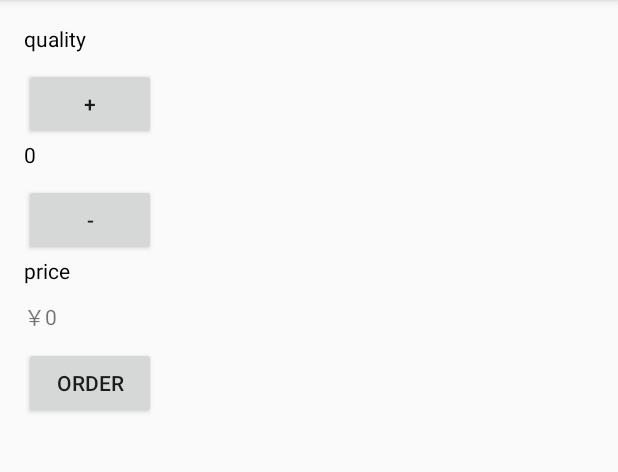
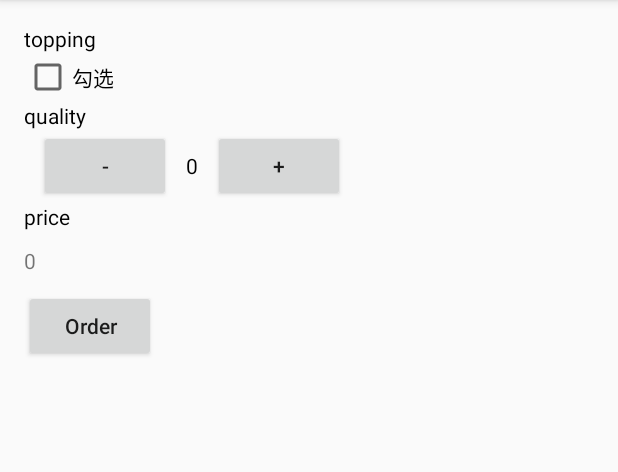
Before and after one commit to Dwti/demos, an Android app: the screen it shows after launch (MainActivity), on a phone screen of 412 x 824 dp, the part 84-556 px from its top. Run offline under Robolectric (Android 15) with nearby library versions, the phone set to English and light mode, and no system bars.

Commit message:
添加了一个复选框

```diff
--- a/JustJava/app/src/main/res/layout/activity_main.xml
+++ b/JustJava/app/src/main/res/layout/activity_main.xml
@@ -10,7 +10,19 @@
     android:paddingTop="@dimen/activity_vertical_margin"
     android:orientation="vertical"
     tools:context="exampleexample.testing.justjava.MainActivity">
+    <TextView
+        android:id="@+id/topping_tetxt_view"
+        android:layout_width="wrap_content"
+        android:layout_height="wrap_content"
+        android:text="topping"
+        android:textColor="#000000"
+        />
 
+    <CheckBox
+        android:layout_width="wrap_content"
+        android:layout_height="wrap_content"
+        android:text="勾选"
+        />
     <TextView
         android:id="@+id/quality_tetxt_view"
         android:layout_width="wrap_content"
@@ -18,32 +30,39 @@
         android:text="quality"
         android:textColor="#000000"
         />
+<LinearLayout
+    android:layout_width="wrap_content"
+    android:layout_height="wrap_content"
+    android:orientation="horizontal"
+    >
+
+
+    <Button
+        android:id="@+id/reduce_button"
+        android:layout_width="wrap_content"
+        android:layout_height="wrap_content"
+        android:layout_marginLeft="10dp"
+        android:text="-"
+        android:onClick="reduceOrder"
+        />
+    <TextView
+        android:id="@+id/count_text_view"
+        android:layout_width="wrap_content"
+        android:layout_height="wrap_content"
+        android:layout_marginLeft="10dp"
+        android:text="0"
+        android:textColor="#000000"
+        />
     <Button
         android:id="@+id/add_button"
         android:layout_width="wrap_content"
         android:layout_height="wrap_content"
-        android:layout_marginTop="10dp"
+        android:layout_marginLeft="10dp"
         android:text="+"
         android:onClick="addOrder"/>
 
+</LinearLayout>
 
-
-    <TextView
-        android:id="@+id/count_text_view"
-        android:layout_width="wrap_content"
-        android:layout_height="wrap_content"
-        android:text="0"
-
-        android:textColor="#000000"
-        />
-    <Button
-        android:id="@+id/reduce_button"
-        android:layout_width="wrap_content"
-        android:layout_height="wrap_content"
-        android:layout_marginTop="10dp"
-        android:text="-"
-        android:onClick="reduceOrder"
-        />
 
 
     <TextView
@@ -57,15 +76,17 @@
         android:id="@+id/pricecount_text_view"
         android:layout_width="wrap_content"
         android:layout_height="wrap_content"
-        android:text="￥0"
+        android:text="0"
         android:layout_marginTop="10dp"
         />
+    <!--  android:textAllCaps="false" 让button的文字保持原样，不会将小写的字母自动转化成大写 -->
     <Button
         android:id="@+id/count_button"
         android:layout_width="wrap_content"
         android:layout_height="wrap_content"
         android:layout_marginTop="10dp"
-        android:text="order"
+        android:text="Order"
+        android:textAllCaps="false"
         android:onClick="submitOrder"
         />
 </LinearLayout>
```
Also changed, not shown: JustJava/app/src/main/java/exampleexample/testing/justjava/MainActivity.java (+23 -8 lines).
